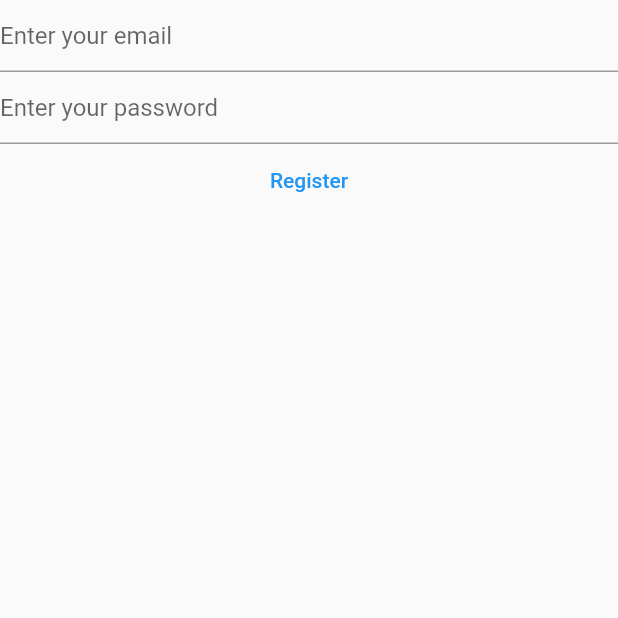
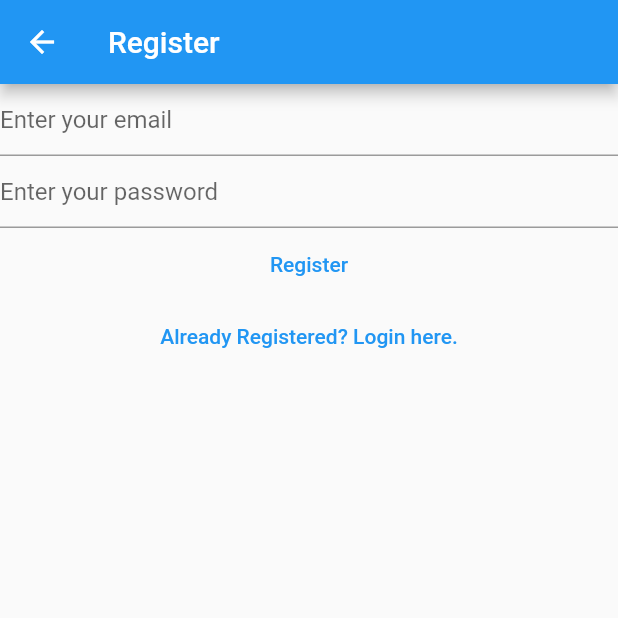
Before and after one commit to yonialemye/my_notes_app, a Flutter app: the RegisterView screen opened directly, on a phone screen of 412 x 824 dp, the top half of it. Run offline on Flutter 3.47's test engine with Material 2 defaults, Android fonts, the phone set to English and light mode, and no system bars; our stand-ins replace firebase_auth, firebase_core; accounts and stored records are empty.

Commit message:
create a homepage to manage login, register and verify pages and go to the main ui

```diff
--- a/lib/views/login_view.dart
+++ b/lib/views/login_view.dart
@@ -28,7 +28,11 @@ class _LoginViewState extends State<LoginView> {
 
   @override
   Widget build(BuildContext context) {
-    return Column(
+    return Scaffold(
+      appBar: AppBar(
+        title: const Text('Login'),
+      ),
+      body: Column(
         children: [
           TextField(
             controller: email,
@@ -67,7 +71,14 @@ class _LoginViewState extends State<LoginView> {
             },
             child: const Text('Login'),
           ),
+          TextButton(
+            onPressed: () {
+              Navigator.of(context).pushNamedAndRemoveUntil('/register/', (route) => false);
+            },
+            child: const Text('Not registered yet? Register here.'),
+          ),
         ],
+      ),
     );
   }
 }
--- a/lib/views/register_view.dart
+++ b/lib/views/register_view.dart
@@ -28,7 +28,11 @@ class _RegisterViewState extends State<RegisterView> {
 
   @override
   Widget build(BuildContext context) {
-    return Column(
+    return Scaffold(
+      appBar: AppBar(
+        title: const Text('Register'),
+      ),
+      body: Column(
         children: [
           TextField(
             controller: email,
@@ -68,7 +72,14 @@ class _RegisterViewState extends State<RegisterView> {
             },
             child: const Text('Register'),
           ),
+          TextButton(
+            onPressed: () {
+              Navigator.of(context).pushNamedAndRemoveUntil('/login/', (route) => false);
+            },
+            child: const Text('Already Registered? Login here.'),
+          ),
         ],
+      ),
     );
   }
 }
```
Also changed, not shown: lib/main.dart (+37 -37 lines), lib/views/verify_email_view.dart (added, +28 -0 lines), 1 other file. Lines whose indentation alone changed are shown as unchanged.
